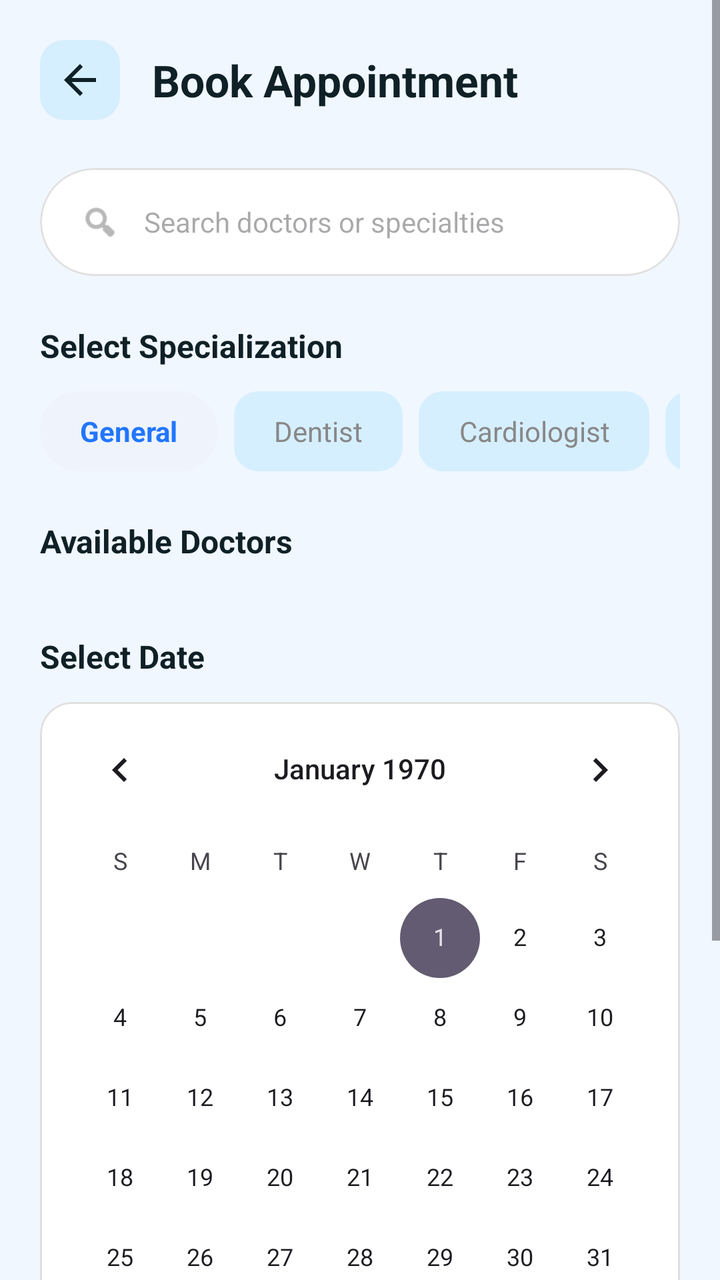
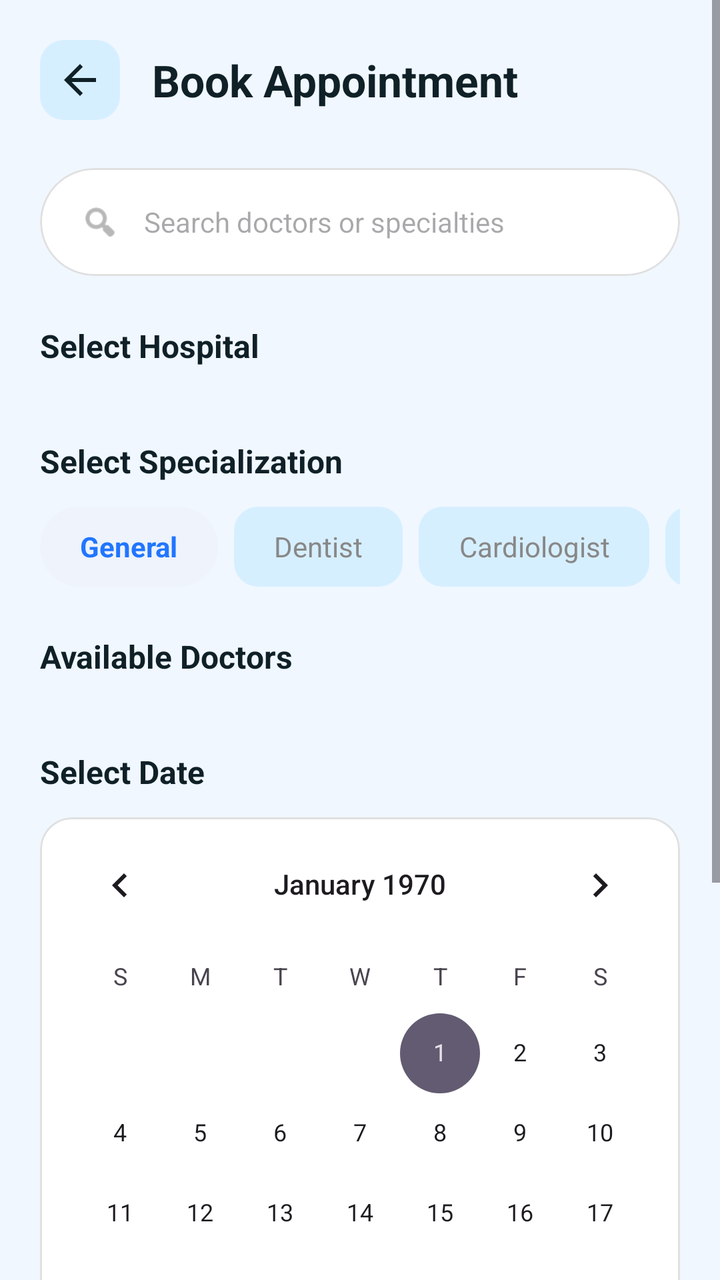

Compare the two renders of this Android layout. The source of the first and the diff that turns it into the second are given below.
<!-- AndroidManifest.xml: application theme Theme.Appointment_Schedule -->
<!-- res/layout/appointment_management_booking.xml -->
<?xml version="1.0" encoding="utf-8"?>
<androidx.constraintlayout.widget.ConstraintLayout xmlns:android="http://schemas.android.com/apk/res/android"
    xmlns:app="http://schemas.android.com/apk/res-auto"
    android:layout_width="match_parent"
    android:layout_height="match_parent"
    android:background="@color/background_main">

    <ScrollView
        android:id="@+id/scrollView"
        android:layout_width="match_parent"
        android:layout_height="0dp"
        app:layout_constraintTop_toTopOf="parent"
        app:layout_constraintBottom_toBottomOf="parent">

        <LinearLayout
            android:layout_width="match_parent"
            android:layout_height="wrap_content"
            android:orientation="vertical"
            android:padding="20dp">

            
            <LinearLayout
                android:layout_width="match_parent"
                android:layout_height="wrap_content"
                android:orientation="horizontal"
                android:gravity="center_vertical"
                android:layout_marginBottom="24dp">

                <ImageView
                    android:id="@+id/btnBack"
                    android:layout_width="40dp"
                    android:layout_height="40dp"
                    android:padding="8dp"
                    android:src="@drawable/ic_arrow_back"
                    app:tint="@color/text_primary"
                    android:background="@drawable/bg_tab_inactive"
                    android:layout_marginEnd="16dp"/>

                <TextView
                    android:layout_width="wrap_content"
                    android:layout_height="wrap_content"
                    android:text="Book Appointment"
                    android:textSize="22sp"
                    android:textStyle="bold"
                    android:textColor="@color/text_primary"/>
            </LinearLayout>

            
            <com.google.android.material.card.MaterialCardView
                android:layout_width="match_parent"
                android:layout_height="54dp"
                app:cardCornerRadius="27dp"
                app:cardElevation="0dp"
                app:strokeWidth="1dp"
                app:strokeColor="#E0E0E0"
                android:layout_marginBottom="24dp">
                
                <LinearLayout
                    android:layout_width="match_parent"
                    android:layout_height="match_parent"
                    android:orientation="horizontal"
                    android:gravity="center_vertical"
                    android:paddingHorizontal="20dp">
                    
                    <ImageView
                        android:layout_width="20dp"
                        android:layout_height="20dp"
                        android:src="@android:drawable/ic_menu_search"
                        app:tint="@color/text_hint"/>
                        
                    <EditText
                        android:layout_width="match_parent"
                        android:layout_height="match_parent"
                        android:background="@android:color/transparent"
                        android:hint="Search doctors or specialties"
                        android:textSize="14sp"
                        android:paddingStart="12dp"
                        android:inputType="text"/>
                </LinearLayout>
            </com.google.android.material.card.MaterialCardView>

            
            <TextView
                android:layout_width="wrap_content"
                android:layout_height="wrap_content"
                android:text="Select Specialization"
                android:textSize="16sp"
                android:textStyle="bold"
                android:textColor="@color/text_primary"
                android:layout_marginBottom="12dp"/>

            <HorizontalScrollView
                android:layout_width="match_parent"
                android:layout_height="wrap_content"
                android:layout_marginBottom="24dp"
                android:scrollbars="none">

                <LinearLayout
                    android:layout_width="wrap_content"
                    android:layout_height="wrap_content"
                    android:orientation="horizontal">

                    <TextView
                        android:layout_width="wrap_content"
                        android:layout_height="40dp"
                        android:text="General"
                        android:gravity="center"
                        android:paddingHorizontal="20dp"
                        android:background="@drawable/bg_tab_active"
                        android:textColor="@color/primary_blue"
                        android:textStyle="bold"
                        android:layout_marginEnd="8dp"/>

                    <TextView
                        android:layout_width="wrap_content"
                        android:layout_height="40dp"
                        android:text="Dentist"
                        android:gravity="center"
                        android:paddingHorizontal="20dp"
                        android:background="@drawable/bg_tab_inactive"
                        android:textColor="@color/text_hint"
                        android:layout_marginEnd="8dp"/>

                    <TextView
                        android:layout_width="wrap_content"
                        android:layout_height="40dp"
                        android:text="Cardiologist"
                        android:gravity="center"
                        android:paddingHorizontal="20dp"
                        android:background="@drawable/bg_tab_inactive"
                        android:textColor="@color/text_hint"
                        android:layout_marginEnd="8dp"/>

                    <TextView
                        android:layout_width="wrap_content"
                        android:layout_height="40dp"
                        android:text="Neurologist"
                        android:gravity="center"
                        android:paddingHorizontal="20dp"
                        android:background="@drawable/bg_tab_inactive"
                        android:textColor="@color/text_hint"
                        android:layout_marginEnd="8dp"/>
                </LinearLayout>
            </HorizontalScrollView>

            
            <TextView
                android:layout_width="wrap_content"
                android:layout_height="wrap_content"
                android:text="Available Doctors"
                android:textSize="16sp"
                android:textStyle="bold"
                android:textColor="@color/text_primary"
                android:layout_marginBottom="12dp"/>

            <androidx.recyclerview.widget.RecyclerView
                android:id="@+id/rvDoctors"
                android:layout_width="match_parent"
                android:layout_height="wrap_content"
                android:nestedScrollingEnabled="false"
                android:layout_marginBottom="24dp"/>

            
            <TextView
                android:layout_width="wrap_content"
                android:layout_height="wrap_content"
                android:text="Select Date"
                android:textSize="16sp"
                android:textStyle="bold"
                android:textColor="@color/text_primary"
                android:layout_marginBottom="12dp"/>

            <com.google.android.material.card.MaterialCardView
                android:layout_width="match_parent"
                android:layout_height="wrap_content"
                app:cardCornerRadius="16dp"
                app:cardElevation="0dp"
                app:strokeWidth="1dp"
                app:strokeColor="#E0E0E0"
                android:layout_marginBottom="24dp">

                <CalendarView
                    android:id="@+id/calendarView"
                    android:layout_width="match_parent"
                    android:layout_height="wrap_content"
                    android:theme="@style/Theme.Appointment_Schedule"/>
            </com.google.android.material.card.MaterialCardView>

            
            <TextView
                android:layout_width="wrap_content"
                android:layout_height="wrap_content"
                android:text="Available Slots"
                android:textSize="16sp"
                android:textStyle="bold"
                android:textColor="@color/text_primary"
                android:layout_marginBottom="12dp"/>

            <androidx.recyclerview.widget.RecyclerView
                android:id="@+id/rvTimeSlots"
                android:layout_width="match_parent"
                android:layout_height="wrap_content"
                android:nestedScrollingEnabled="false"
                android:layout_marginBottom="32dp"/>

            
            <com.google.android.material.button.MaterialButton
                android:id="@+id/btnBookNow"
                android:layout_width="match_parent"
                android:layout_height="56dp"
                android:text="Confirm Booking"
                android:textSize="16sp"
                android:textStyle="bold"
                android:textColor="@color/text_on_primary"
                android:backgroundTint="@color/primary_blue"
                app:cornerRadius="28dp"
                android:textAllCaps="false"
                android:layout_marginBottom="16dp"/>

        </LinearLayout>
    </ScrollView>



</androidx.constraintlayout.widget.ConstraintLayout>
<!-- resources referenced by this layout -->
<resources>
  <color name="background_main">#F0F7FF</color>
  <color name="primary_blue">#2176FF</color>
  <color name="text_hint">#888888</color>
  <color name="text_on_primary">#FFFFFF</color>
  <color name="text_primary">#102027</color>
  <!-- drawable bg_tab_active (drawable) -->
  <?xml version="1.0" encoding="utf-8"?>
  <shape xmlns:android="http://schemas.android.com/apk/res/android"
      android:shape="rectangle">
      <solid android:color="#EEF3FC"/>
      <corners android:radius="20dp"/>
  </shape>
  <!-- drawable bg_tab_inactive (drawable) -->
  <?xml version="1.0" encoding="utf-8"?>
  <shape xmlns:android="http://schemas.android.com/apk/res/android">
      <solid android:color="@color/field_background" />
      <corners android:radius="12dp" />
  </shape>
  <!-- drawable ic_arrow_back (drawable) -->
  <vector xmlns:android="http://schemas.android.com/apk/res/android"
      android:width="24dp"
      android:height="24dp"
      android:viewportWidth="24"
      android:viewportHeight="24"
      android:tint="@color/text_primary">
      <path
          android:fillColor="@android:color/white"
          android:pathData="M20,11H7.83l5.59,-5.59L12,4l-8,8l8,8l1.41,-1.41L7.83,13H20v-2z"/>
  </vector>
  <style name="Theme.Appointment_Schedule" parent="Base.Theme.Appointment_Schedule" />
  <color name="field_background">#D6EFFF</color>
  <style name="Base.Theme.Appointment_Schedule" parent="Theme.Material3.DayNight.NoActionBar">
          
          <item name="colorPrimary">@color/primary_blue</item>
          <item name="android:statusBarColor">@color/background_main</item>
          <item name="android:windowLightStatusBar">true</item>
          <item name="android:windowBackground">@color/background_main</item>
          <item name="colorSurface">@color/card_background</item>
          <item name="colorOnSurface">@color/text_primary</item>
      </style>
  <color name="card_background">#FFFFFF</color>
</resources>

<!-- the commit's change to res/layout/appointment_management_booking.xml (unified diff, before → after) -->
@@ -83,6 +83,24 @@
             <TextView
                 android:layout_width="wrap_content"
                 android:layout_height="wrap_content"
+                android:text="Select Hospital"
+                android:textSize="16sp"
+                android:textStyle="bold"
+                android:textColor="@color/text_primary"
+                android:layout_marginBottom="12dp"/>
+
+            <androidx.recyclerview.widget.RecyclerView
+                android:id="@+id/rvHospitals"
+                android:layout_width="match_parent"
+                android:layout_height="wrap_content"
+                android:orientation="horizontal"
+                app:layoutManager="androidx.recyclerview.widget.LinearLayoutManager"
+                android:layout_marginBottom="24dp"/>
+
+            
+            <TextView
+                android:layout_width="wrap_content"
+                android:layout_height="wrap_content"
                 android:text="Select Specialization"
                 android:textSize="16sp"
                 android:textStyle="bold"
